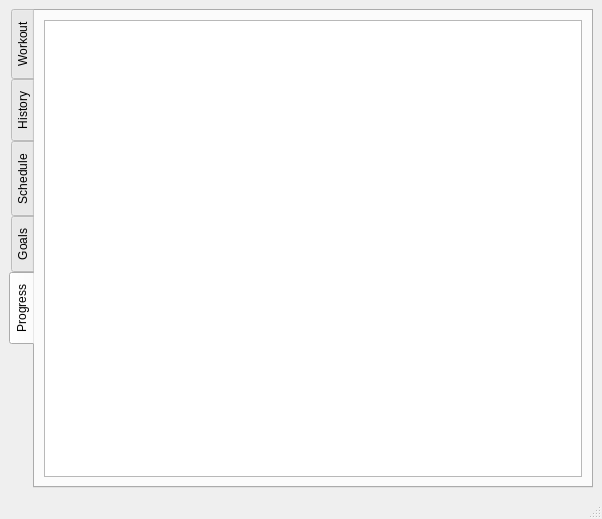
The window that training-diary/mainwindow.ui (userDymon/training-diary) describes before a commit, drawn with Qt 5.
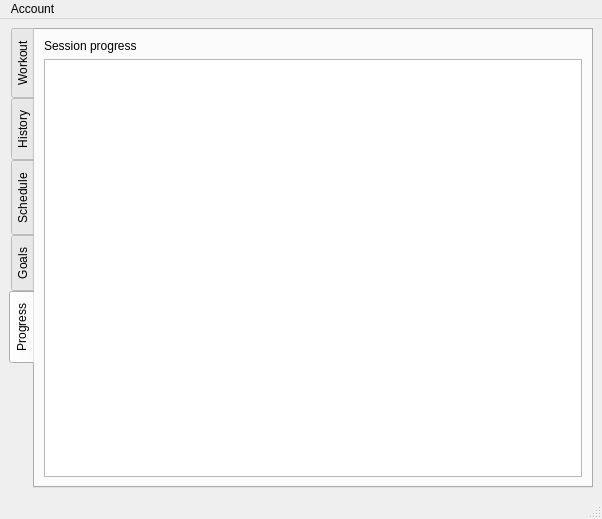
The same window after the commit. The open tabs and pages were chosen to show the change.

Diff of the .ui file:
```diff
--- a/training-diary/mainwindow.ui
+++ b/training-diary/mainwindow.ui
@@ -146,6 +146,13 @@
         <string>Progress</string>
        </attribute>
        <layout class="QVBoxLayout" name="verticalLayout_6">
+        <item>
+         <widget class="QLabel" name="label_2">
+          <property name="text">
+           <string>Session progress</string>
+          </property>
+         </widget>
+        </item>
         <item>
          <widget class="QListWidget" name="progresListWidget"/>
         </item>
@@ -165,6 +172,15 @@
      <height>21</height>
     </rect>
    </property>
+   <widget class="QMenu" name="menuAccount">
+    <property name="title">
+     <string>Account</string>
+    </property>
+    <addaction name="actionChange_login"/>
+    <addaction name="actionChange_password"/>
+    <addaction name="actionLog_out"/>
+   </widget>
+   <addaction name="menuAccount"/>
   </widget>
  </widget>
  <resources/>
```
Left out of the diff: 17 changed lines with no effect on the pictures.
